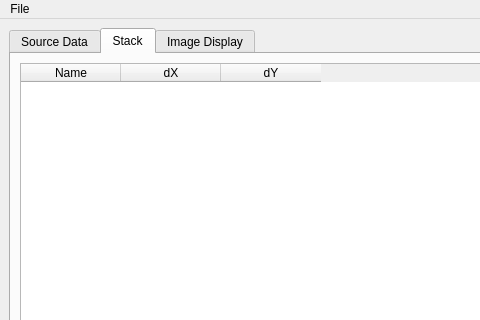
steveicarus/astrobench, file astrobench.ui: the form before one commit; both pictures show x 0 to 480 and y 0 to 320 of the 812 by 589 pixel window.
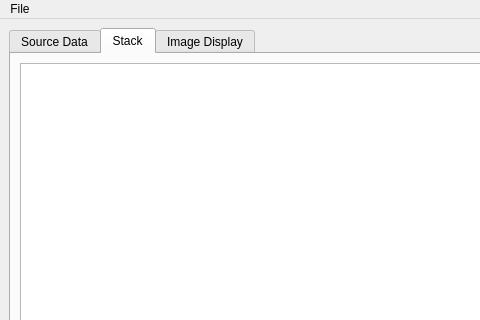
The form after the commit. The open tabs and pages were chosen to show the change.

Commit message:
Actions for adding images to the stack tree.
The stack tree is a window that contains a tree that represents the
image stack. The top-levels are the images that are part of the stack.
I expect that items under the toplevel will be stack parameters, such
as offsets and dark field images.

```diff
--- a/astrobench.ui
+++ b/astrobench.ui
@@ -40,26 +40,19 @@
        </attribute>
        <layout class="QVBoxLayout" name="verticalLayout_4">
         <item>
-         <widget class="QTableWidget" name="tableWidget">
-          <property name="rowCount">
-           <number>0</number>
+         <widget class="QTreeWidget" name="stack_tree">
+          <property name="contextMenuPolicy">
+           <enum>Qt::CustomContextMenu</enum>
           </property>
-          <property name="columnCount">
-           <number>3</number>
-          </property>
+          <attribute name="headerVisible">
+           <bool>false</bool>
+          </attribute>
+          <attribute name="headerVisible">
+           <bool>false</bool>
+          </attribute>
           <column>
            <property name="text">
-            <string>Name</string>
-           </property>
-          </column>
-          <column>
-           <property name="text">
-            <string>dX</string>
-           </property>
-          </column>
-          <column>
-           <property name="text">
-            <string>dY</string>
+            <string>Image</string>
            </property>
           </column>
          </widget>
```
The commit also changes 4 other files.
